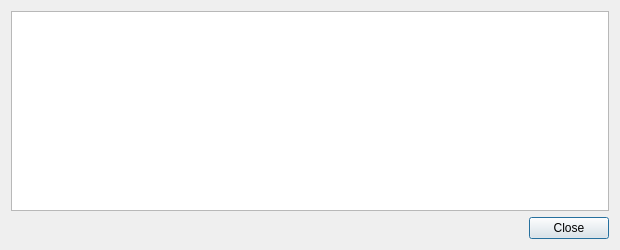
Before: the Qt Designer form src/qt/forms/transactiondescdialog.ui in talkcoin/talkcoin-wallet, drawn with Qt 5.
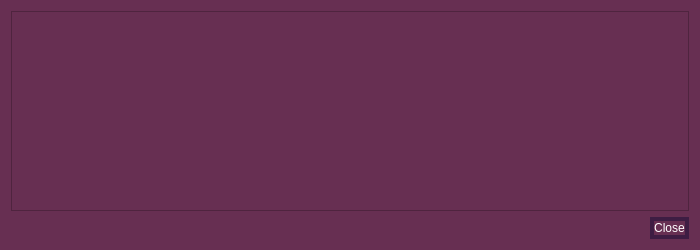
After: the same form once the commit is applied.

Patch:
```diff
--- a/src/qt/forms/transactiondescdialog.ui
+++ b/src/qt/forms/transactiondescdialog.ui
@@ -6,19 +6,48 @@
    <rect>
     <x>0</x>
     <y>0</y>
-    <width>620</width>
+    <width>700</width>
     <height>250</height>
    </rect>
   </property>
+  <property name="font">
+   <font>
+    <family>Gill Sans MT</family>
+    <pointsize>11</pointsize>
+   </font>
+  </property>
   <property name="windowTitle">
    <string>Transaction details</string>
   </property>
+  <property name="styleSheet">
+   <string notr="true">background-color: rgb(103, 47, 82);
+color: rgb(255, 255, 255);
+selection-background-color:QLinearGradient(x1: 0.8, y1: 0, x2: 1, y2: 0, stop: 0 rgb(88,0,118), stop: 1 rgb(41,0,100))</string>
+  </property>
   <layout class="QVBoxLayout" name="verticalLayout">
    <item>
     <widget class="QTextEdit" name="detailText">
+     <property name="font">
+      <font>
+       <family>Gill Sans MT</family>
+       <pointsize>11</pointsize>
+      </font>
+     </property>
      <property name="toolTip">
       <string>This pane shows a detailed description of the transaction</string>
      </property>
+     <property name="styleSheet">
+      <string notr="true">
+QToolTip {
+     color: white;
+     font-size:9pt;font-family:'Gill Sans MT';
+     border: 4px solid ;
+     border-radius: 13px;
+     opacity: 700;
+     border-color: rgb(89,38,68);
+     background-color: rgb(62,29,67);
+ }</string>
+     </property>
      <property name="readOnly">
       <bool>true</bool>
      </property>
@@ -26,6 +55,27 @@
    </item>
    <item>
     <widget class="QDialogButtonBox" name="buttonBox">
+     <property name="font">
+      <font>
+       <family>Gill Sans MT</family>
+       <pointsize>9</pointsize>
+      </font>
+     </property>
+     <property name="styleSheet">
+      <string notr="true">QPushButton{
+border: 4px solid;
+border-radius: 13px;
+border-color: rgb(62,29,67);}
+QToolTip {
+     color: white;
+     font-size:9pt;font-family:'Gill Sans MT';
+     border: 4px solid ;
+     border-radius: 13px;
+     opacity: 700;
+     border-color: rgb(89,38,68);
+     background-color: rgb(62,29,67);
+ }</string>
+     </property>
      <property name="orientation">
       <enum>Qt::Horizontal</enum>
      </property>
```
